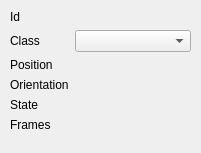
Above: boundingBoxInformation_ui.ui from MatthieuZins/BoundingBoxMe before the change. Below: the same form after it.
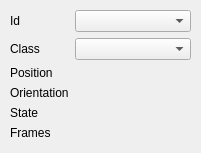
That is the form after the change.

What changed in the file:
```diff
--- a/boundingBoxInformation_ui.ui
+++ b/boundingBoxInformation_ui.ui
@@ -75,13 +75,6 @@
       </property>
      </widget>
     </item>
-    <item row="0" column="1">
-     <widget class="QLabel" name="label_BB_Id">
-      <property name="text">
-       <string/>
-      </property>
-     </widget>
-    </item>
     <item row="0" column="0">
      <widget class="QLabel" name="label">
       <property name="text">
@@ -103,6 +96,9 @@
       </property>
      </widget>
     </item>
+    <item row="0" column="1">
+     <widget class="QComboBox" name="comboBox_BB_Id"/>
+    </item>
    </layout>
   </widget>
  </widget>
```
